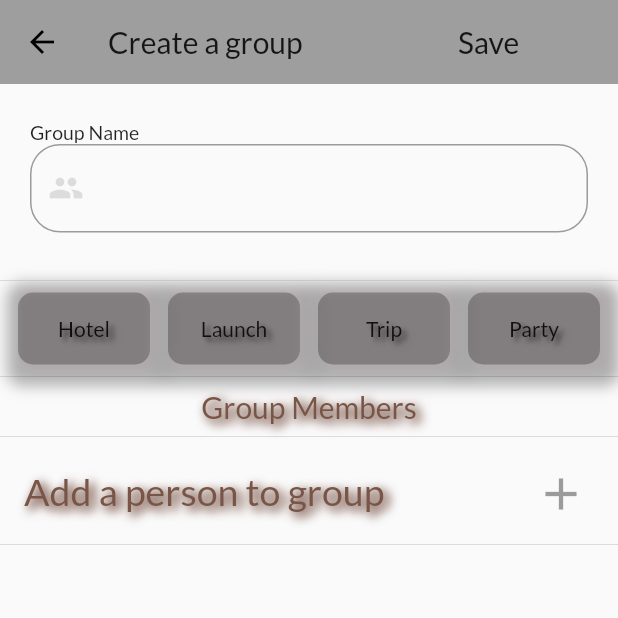
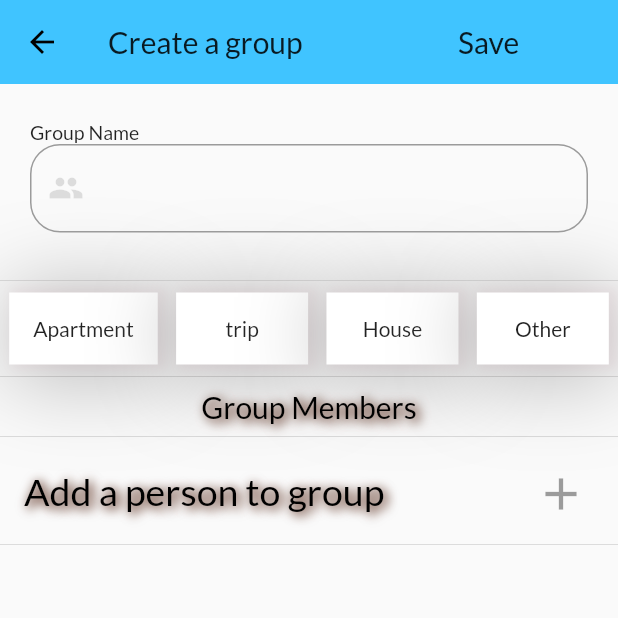
Before and after one commit to Jatin-Goyal5/split_wise, a Flutter app: the CreateGroup screen opened by its route, on a phone screen of 412 x 824 dp, the top half of it. Run offline on Flutter 3.47's test engine with Material 2 defaults, Android fonts, the phone set to English and light mode, and no system bars; our stand-ins replace contacts_service, permission_handler; missing offline and left inert: icon_shadow.

Commit message:
button added

```diff
--- a/lib/Tab_pages/group.dart
+++ b/lib/Tab_pages/group.dart
@@ -21,7 +21,7 @@ class _GroupState extends State<Group> {
     return Scaffold(
       body: ListView.builder(
 
-      padding: EdgeInsets.all(10.0),
+      padding: EdgeInsets.all(7.0),
       shrinkWrap: true,
       itemCount: groups.length,
       itemBuilder: (context, i) {
--- a/lib/main.dart
+++ b/lib/main.dart
@@ -38,9 +38,9 @@ class MyApp extends StatelessWidget {
 
         theme: ThemeData(
           brightness: Brightness.light,
-          primaryColor: Colors.grey,
-          primarySwatch: Colors.brown,
-          accentColor: Colors.black54,
+          primaryColor: Colors.lightBlueAccent,
+          primarySwatch: Colors.blue,
+          accentColor: Colors.blue,
           fontFamily: 'Lato',
 
           visualDensity: VisualDensity.adaptivePlatformDensity,
--- a/lib/screen/create_Group.dart
+++ b/lib/screen/create_Group.dart
@@ -21,27 +21,24 @@ class CreateGroup extends StatefulWidget {
 }
 GroupData newgroup;
 class _CreateGroupState extends State<CreateGroup> {
+  List<String> type =["Apartment" , "trip" , "House" ,"Other"];
+  List<bool> _selected = List.generate(4, (i) => false);
   List<People> tpeople=[];
   final groupNamecon = new TextEditingController();
   String _groupName;
   String _Trip;
   bool mycolor = true;
-  Widget Expenses(String expenseType) {
+  Widget Expenses(index) {
 
     return Container(
       decoration: BoxDecoration(
-        color: Colors.black26,
-        borderRadius: BorderRadius.only(
-            topLeft: Radius.circular(10),
-            topRight: Radius.circular(10),
-            bottomLeft: Radius.circular(10),
-            bottomRight: Radius.circular(10)
-        ),
+        color: _selected[index] ? Colors.lightBlueAccent : Colors.white,
+
         boxShadow: [
           BoxShadow(
             color: Colors.grey.withOpacity(0.8),
-            spreadRadius: 10,
-            blurRadius: 8,
+            spreadRadius: 3,
+            blurRadius: 50,
             offset: Offset(3, 4), // changes position of shadow
           ),
           BoxShadow(
@@ -53,24 +50,13 @@ class _CreateGroupState extends State<CreateGroup> {
       ),
       child: new FlatButton(
 
-        child: Text(expenseType,style:TextStyle(shadows: <Shadow>[
-          Shadow(
-            offset: Offset(3.0, 3.0),
-            blurRadius: 3.5,
-            color:Colors.black54,
-          ),
-          Shadow(
-            offset: Offset(5.0, 5.0),
-            blurRadius: 8.0,
-            color: Colors.black12,
-          ),
-        ],
-      )
-      ),
+        child: Text(type[index],),
         onPressed: () {
-          _Trip = expenseType;
+          _Trip = type[index];
           setState(() {
-            mycolor = !mycolor;
+
+            _selected[index] = !_selected[index];
+
           });
 
         },
@@ -129,22 +115,25 @@ class _CreateGroupState extends State<CreateGroup> {
 
           ),
           Divider(),
-          new Row(
-            mainAxisAlignment: MainAxisAlignment.spaceEvenly,
-            children: <Widget>[
-              Expenses("Hotel"),
-              Expenses("Launch"),
-              Expenses("Trip"),
-              Expenses("Party"),
-            ],
-          ),
+         new Row(
+           mainAxisAlignment: MainAxisAlignment.spaceAround,
+           children: <Widget>[
+             Expenses(0),
+             Expenses(1),
+             Expenses(2),
+             Expenses(3),
+
+           ],
+
+         ),
           Divider(),
           Row(
+
             mainAxisAlignment: MainAxisAlignment.spaceEvenly,
             children:<Widget>[ Text("Group Members",style: TextStyle(fontSize: 20.0,
-              color: Colors.brown,
+              color: Colors.black,
               shadows: [ Shadow(
-                  offset: Offset(3.0, 3.0),
+                  offset: Offset(2.0, 1.0),
                   blurRadius: 8.0,
                   color: Colors.brown
               ),
@@ -162,9 +151,9 @@ class _CreateGroupState extends State<CreateGroup> {
 
             title: Text("Add a person to group",style:
               TextStyle(fontSize: 25.0,
-                color: Colors.brown ,
+                color: Colors.black ,
                   shadows: [ Shadow(
-                      offset: Offset(3.0, 3.0),
+                      offset: Offset(1.0, 1.0),
                       blurRadius: 8.0,
                       color: Colors.brown
                   ),
```
Also changed, not shown: lib/algorithm/settleTrans.dart (+26 -11 lines), lib/data/peoplelist.dart (+12 -7 lines), lib/screen/splitType.dart (+26 -11 lines), lib/widget/friend_tile.dart (+22 -1 lines), lib/widget/group_card.dart (+8 -29 lines).
